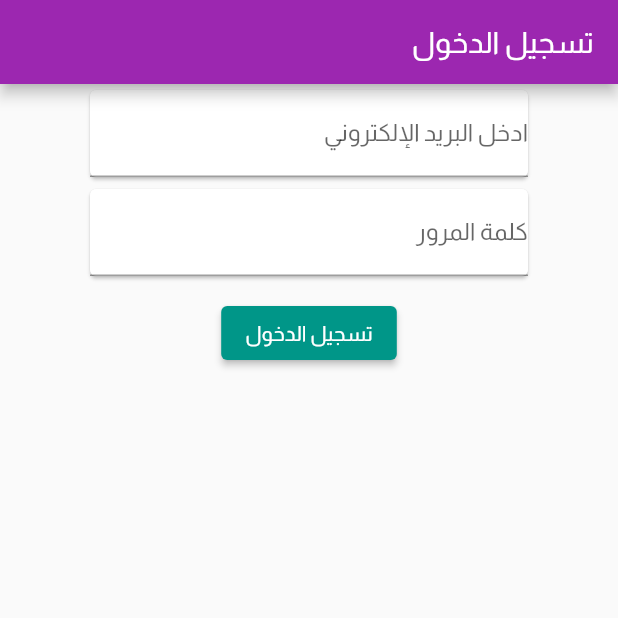
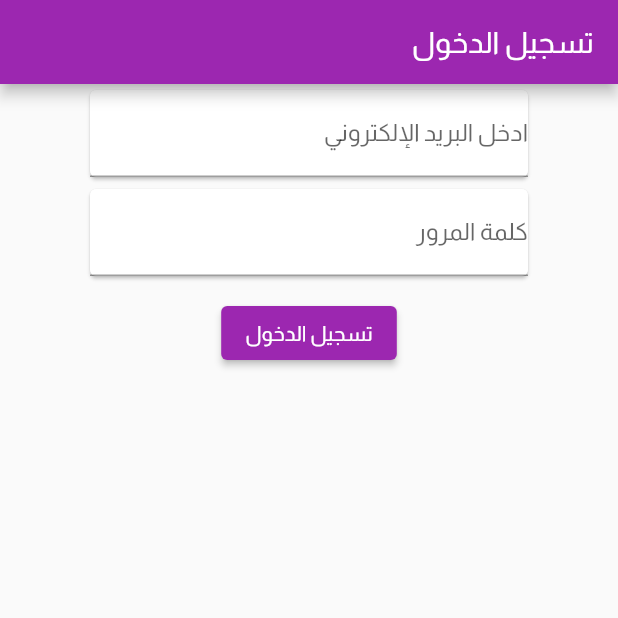
Before and after one commit to Abdelrahmansherwida/flutter_login_demo, a Flutter app: the screen it shows after launch, on a phone screen of 412 x 824 dp, the top half of it. Run offline on Flutter 3.47's test engine with Material 2 defaults, Android fonts, the phone set to English and light mode, and no system bars.

Commit message:
btn color into theme

```diff
--- a/lib/main.dart
+++ b/lib/main.dart
@@ -29,12 +29,11 @@ class _MyHomePageState extends State<MyHomePage> {
           primaryColor: Colors.purple,
           // defualt font
           fontFamily: 'almarai',
-          // defualt button
+          // defualt button style
           elevatedButtonTheme: ElevatedButtonThemeData(
             style: ElevatedButton.styleFrom(
-              primary: Colors.teal,
+              primary: Colors.purple,
               onPrimary: Colors.white,
-              onSurface: Colors.grey,
             ),
           ),
         ),
@@ -81,11 +80,6 @@ class _MyHomePageState extends State<MyHomePage> {
                     child: ElevatedButton(
                       onPressed: () {},
                       child: Text('تسجيل الدخول'),
-                      style: ElevatedButton.styleFrom(
-                        primary: Colors.teal,
-                        onPrimary: Colors.white,
-                        onSurface: Colors.grey,
-                      ),
                     ),
                   )
                 ])));
```
